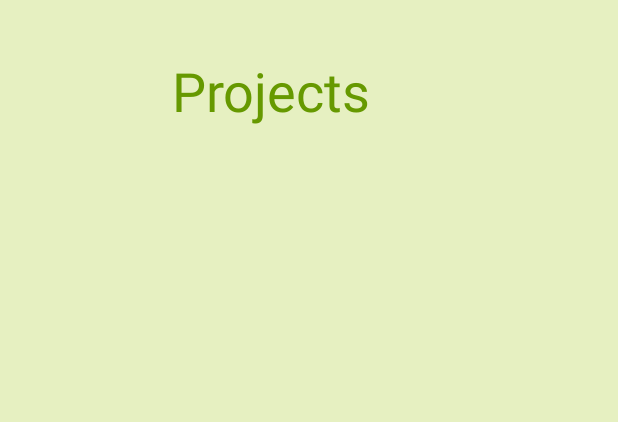
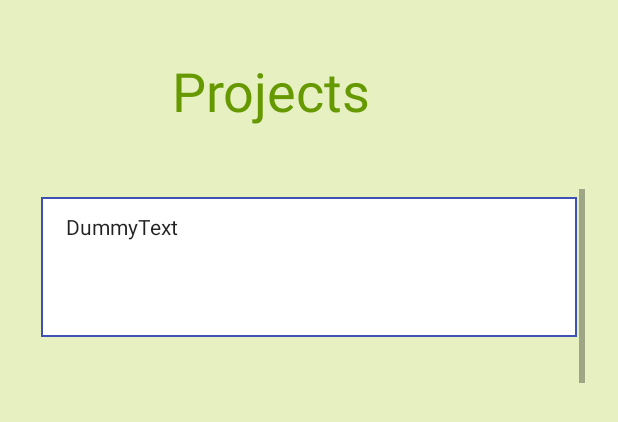
Before and after one commit to bnations3/GTrees, an Android app: the layout content_projects.xml on its own in the app's theme, with its tools: preview values and no code run, on a phone screen of 412 x 824 dp. Shown: the top 422 px of the screen. Run offline under Robolectric (Android 15) with nearby library versions, the phone set to English and light mode, and no system bars.

Commit message:
content
content

```diff
--- a/app/src/main/java/sendnodes/gtrees/MainActivity.java
+++ b/app/src/main/java/sendnodes/gtrees/MainActivity.java
@@ -39,6 +39,8 @@ public class MainActivity extends AppCompatActivity {
         super.onCreate(savedInstanceState);
         setContentView(R.layout.activity_main);
 
+        TextView title = (TextView) findViewById(R.id.title);
+
         Button toProjects = (Button) findViewById(R.id.projects);
 
         toProjects.setOnClickListener(new View.OnClickListener() {
--- a/app/src/main/java/sendnodes/gtrees/projects.java
+++ b/app/src/main/java/sendnodes/gtrees/projects.java
@@ -19,7 +19,7 @@ public class projects extends AppCompatActivity {
     @Override
     protected void onCreate(Bundle savedInstanceState) {
         super.onCreate(savedInstanceState);
-        setContentView(R.layout.activity_projects);
+        setContentView(R.layout.content_projects);
         Toolbar toolbar = (Toolbar) findViewById(R.id.toolbar);
         setSupportActionBar(toolbar);
 
--- a/app/src/main/res/layout/content_projects.xml
+++ b/app/src/main/res/layout/content_projects.xml
@@ -7,12 +7,11 @@
     android:background="#e6f0c1"
     android:visibility="visible"
     app:layout_behavior="@string/appbar_scrolling_view_behavior"
-    tools:context=".projects"
-    tools:showIn="@layout/activity_projects">
+    tools:context=".projects">
 
     <TextView
         android:id="@+id/projectsTitle"
-        style="@style/AppTheme"
+        style="@style/AppTheme.NoActionBar"
         android:layout_width="183dp"
         android:layout_height="62dp"
         android:layout_marginTop="36dp"
@@ -34,13 +33,16 @@
         android:layout_marginTop="28dp"
         android:background="@android:color/transparent"
         android:clickable="false"
-        android:scrollbars="none"
+        android:clipChildren="true"
+        android:clipToPadding="false"
+        android:scrollbars="vertical"
         app:layout_constraintBottom_toBottomOf="parent"
         app:layout_constraintEnd_toEndOf="parent"
         app:layout_constraintHorizontal_bias="0.5"
         app:layout_constraintStart_toStartOf="parent"
         app:layout_constraintTop_toBottomOf="@+id/projectsTitle"
-        app:layout_constraintVertical_bias="0.0" />
+        app:layout_constraintVertical_bias="0.0"
+        tools:listitem="@layout/layout_list_item" />
 
     <android.support.constraint.Guideline
         android:id="@+id/guideline"
--- a/app/src/main/res/layout/layout_list_item.xml
+++ b/app/src/main/res/layout/layout_list_item.xml
@@ -8,10 +8,11 @@
 
     <TextView
         android:id="@+id/project_name"
-        style="@style/Theme.Design.Light"
+        style="@style/AppTheme.NoActionBar"
+        android:layout_width="match_parent"
+        android:layout_height="93dp"
+        android:background="@drawable/back"
         android:padding="10dp"
-        android:text="  DummyText"
-        android:background="@drawable/back"
-        />
+        android:text="  DummyText" />
 
 </RelativeLayout>
```
Also changed, not shown: app/src/main/res/layout/activity_projects.xml (+3 -4 lines).
